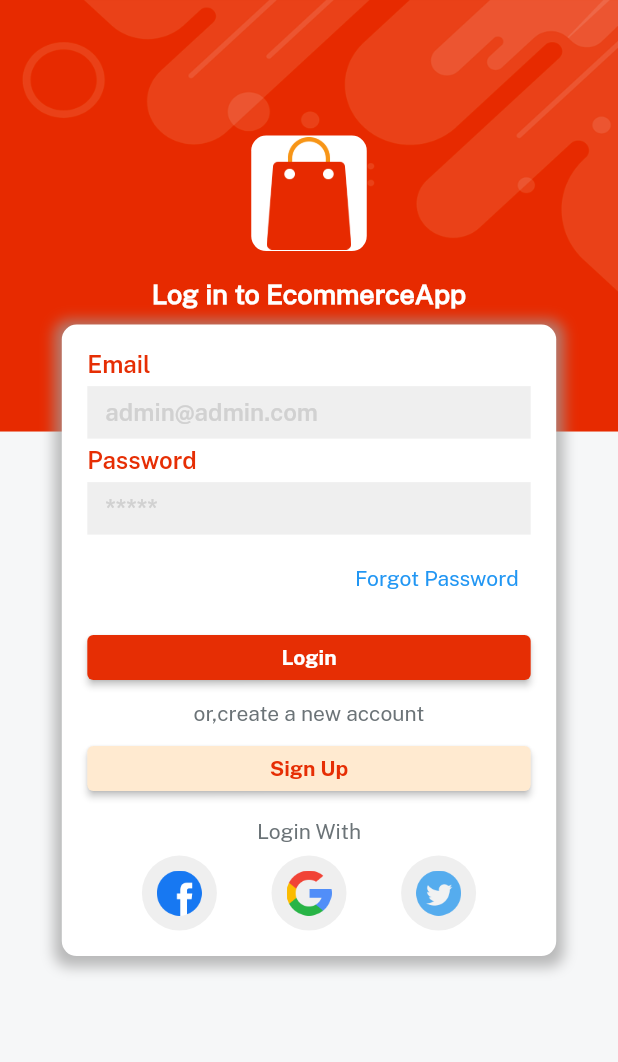
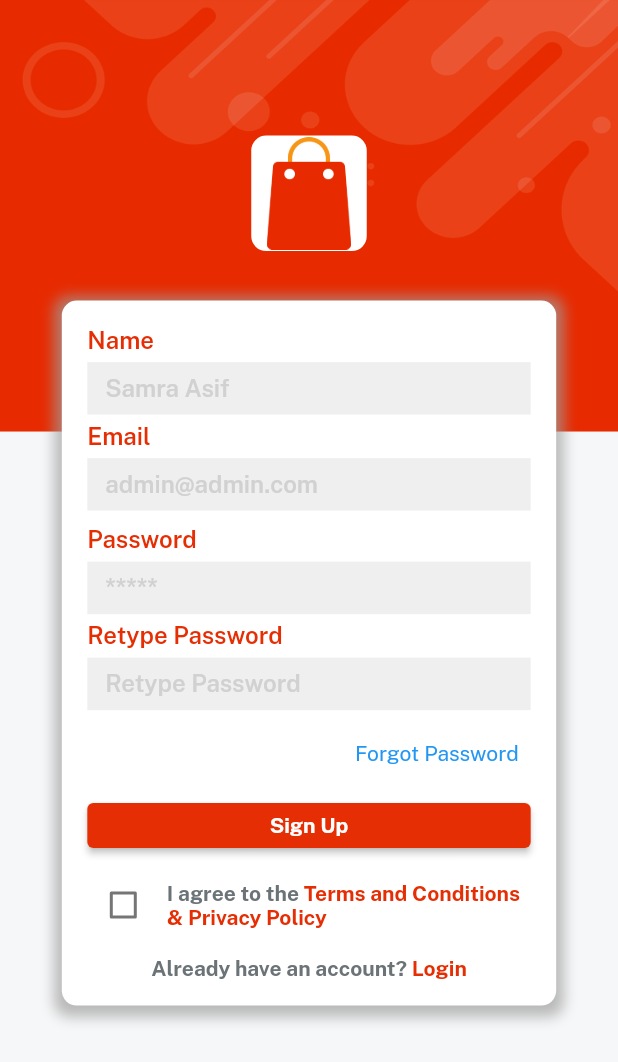
Before and after one commit to samraasif834/Eccommerce_App_With_Getx-Firebase, a Flutter app: the screen it shows after launch, after a tap on "Sign Up", on a phone screen of 412 x 824 dp. Shown: the top 1062 px of the screen. Run offline on Flutter 3.47's test engine with Material 2 defaults, Android fonts, the phone set to English and light mode, and no system bars; our stand-ins replace get.

Commit message:
signupscreen complete

```diff
--- a/lib/constants/strings.dart
+++ b/lib/constants/strings.dart
@@ -5,8 +5,15 @@ const email = "Email";
 const emailHint = "admin@admin.com";
 const password = "Password";
 const passwordHint = "*****";
+const retypePassowrd = "Retype Password";
+const name = "Name";
+const nameHint = "Samra Asif";
 const forgotPassword = "Forgot Password";
-const login = "Login";
+const login = " Login";
 const signup = "Sign Up";
 const createNewAccount = "or,create a new account";
 const loginWith = "Login With";
+const resgisterWithPhoneNumber="or,register with phone number";
+const privacyPolicy = "Privacy Policy";
+const termsAndConditions = "Terms and Conditions";
+const alreadyHaveAnAccount = "Already have an account?";
--- a/lib/views/auth_screen/login_screen.dart
+++ b/lib/views/auth_screen/login_screen.dart
@@ -1,9 +1,11 @@
 import 'package:ecommerceappfirebase/constants/consts.dart';
 import 'package:ecommerceappfirebase/constants/lists.dart';
+import 'package:ecommerceappfirebase/views/auth_screen/signup_screen.dart';
 import 'package:ecommerceappfirebase/widgets_common/applogo_widget.dart';
 import 'package:ecommerceappfirebase/widgets_common/bg_widget.dart';
 import 'package:ecommerceappfirebase/widgets_common/custome_textfield.dart';
 import 'package:ecommerceappfirebase/widgets_common/our_button.dart';
+import 'package:get/get.dart';
 
 class LoginScreen extends StatelessWidget {
   const LoginScreen({super.key});
@@ -15,6 +17,7 @@ class LoginScreen extends StatelessWidget {
 
     return bgWidget(
         child: Scaffold(
+      resizeToAvoidBottomInset: false,
       body: Center(
         child: Column(children: [
           SizedBox(height: height * 0.1),
@@ -26,21 +29,16 @@ class LoginScreen extends StatelessWidget {
                 fontSize: 18,
                 fontWeight: FontWeight.bold,
               )),
-          const SizedBox(height: 10),
+          const SizedBox(height: 15),
           Container(
-
-
             width: width * 0.4,
-
-
-
             decoration: BoxDecoration(
-              boxShadow: [
+                boxShadow: [
                   BoxShadow(
                     color: Colors.grey.withOpacity(0.7), //color of shadow
                     spreadRadius: 5, //spread radius
                     blurRadius: 7, // blur radius
-                    offset: Offset(0, 2), // changes position of shadow
+                    offset: const Offset(0, 2), // changes position of shadow
                     //first paramerter of offset is left-right
                     //second parameter is top to down
                   ),
@@ -49,7 +47,6 @@ class LoginScreen extends StatelessWidget {
                 color: whiteColor,
                 border: Border.all(color: Colors.transparent),
                 borderRadius: const BorderRadius.all(Radius.circular(10))),
-
             child: Padding(
               padding: const EdgeInsets.all(16),
               child: Column(
@@ -60,10 +57,10 @@ class LoginScreen extends StatelessWidget {
                       alignment: Alignment.centerRight,
                       child: TextButton(
                           onPressed: () {},
-                          child: Text(
+                          child: const Text(
                             forgotPassword,
                           ))),
-                  SizedBox(
+                  const SizedBox(
                     height: 5,
                   ),
                   ourButton(
@@ -71,34 +68,44 @@ class LoginScreen extends StatelessWidget {
                       onPressed: () {},
                       color: redColor,
                       textcolor: whiteColor),
-                  SizedBox(
+                  const SizedBox(
                     height: 5,
                   ),
-                  Text(
+                  const Text(
                     createNewAccount,
                     style: TextStyle(color: fontGrey),
                   ),
-                  SizedBox(
+                  const SizedBox(
                     height: 5,
                   ),
                   ourButton(
                       name: signup,
-                      onPressed: () {},
+                      onPressed: () {
+                        Get.to(() => const SignupScreen());
+                      },
                       color: lightgolden,
                       textcolor: redColor),
-                  SizedBox(height: 10,),
-                  Text(loginWith,style: TextStyle(color: fontGrey),),
-                  SizedBox(height: 8,),
+                  const SizedBox(
+                    height: 10,
+                  ),
+                  const Text(
+                    loginWith,
+                    style: TextStyle(color: fontGrey),
+                  ),
+                  const SizedBox(
+                    height: 8,
+                  ),
                   Row(
                     crossAxisAlignment: CrossAxisAlignment.center,
                     mainAxisAlignment: MainAxisAlignment.spaceEvenly,
-                    children:
-                      List.generate(3, (index) => CircleAvatar(
-                        backgroundColor: lightGrey,
-                        radius: 25,
-                        child: Image.asset(socialIconList[index],width: 30),
-                      ))
-                    ,
+                    children: List.generate(
+                        3,
+                        (index) => CircleAvatar(
+                              backgroundColor: lightGrey,
+                              radius: 25,
+                              child:
+                                  Image.asset(socialIconList[index], width: 30),
+                            )),
                   ),
                 ],
               ),
--- /dev/null
+++ b/lib/views/auth_screen/signup_screen.dart
@@ -0,0 +1,147 @@
+import 'package:ecommerceappfirebase/constants/consts.dart';
+import 'package:ecommerceappfirebase/widgets_common/applogo_widget.dart';
+import 'package:get/get.dart';
+
+import '../../constants/lists.dart';
+import '../../widgets_common/bg_widget.dart';
+import '../../widgets_common/custome_textfield.dart';
+import '../../widgets_common/our_button.dart';
+
+class SignupScreen extends StatefulWidget {
+  const SignupScreen({super.key});
+
+  @override
+  State<SignupScreen> createState() => _SignupScreenState();
+}
+
+class _SignupScreenState extends State<SignupScreen> {
+  @override
+  Widget build(BuildContext context) {
+     var height = MediaQuery.of(context).size.height;
+    var width = MediaQuery.of(context).size.height;
+
+    return bgWidget(
+        child: Scaffold(
+      resizeToAvoidBottomInset: false,
+      body: Center(
+        child: Column(children: [
+          SizedBox(height: height * 0.1),
+          applogo_widget(),
+          const SizedBox(height: 10),
+
+          const SizedBox(height: 15),
+          Container(
+            width: width * 0.4,
+            decoration: BoxDecoration(
+                boxShadow: [
+                  BoxShadow(
+                    color: Colors.grey.withOpacity(0.7), //color of shadow
+                    spreadRadius: 5, //spread radius
+                    blurRadius: 7, // blur radius
+                    offset: const Offset(0, 2), // changes position of shadow
+                    //first paramerter of offset is left-right
+                    //second parameter is top to down
+                  ),
+                  //you can set more BoxShadow() here
+                ],
+                color: whiteColor,
+                border: Border.all(color: Colors.transparent),
+                borderRadius: const BorderRadius.all(Radius.circular(10))),
+            child: Padding(
+              padding: const EdgeInsets.all(16),
+              child: Column(
+                children: [
+                  customTextField(title: name, hintText: nameHint),
+                  customTextField(title: email, hintText: emailHint),
+                  // Align(
+                  //     alignment: Alignment.centerRight,
+                  //     child: TextButton(
+                  //         onPressed: () {},
+                  //         child: const Text(
+                  //           resgisterWithPhoneNumber,
+                  //         ))),
+                  const SizedBox(
+                    height: 5,
+                  ),
+                   customTextField(title: password, hintText: passwordHint),
+                    customTextField(title: retypePassowrd, hintText: retypePassowrd),
+                      Align(
+                      alignment: Alignment.centerRight,
+                      child: TextButton(
+                          onPressed: () {},
+                          child: const Text(
+                            forgotPassword,
+                          ))),
+                  ourButton(
+                      name: signup,
+                      onPressed: () {},
+                      color: redColor,
+                      textcolor: whiteColor),
+                  const SizedBox(
+                    height: 5,
+                  ),
+
+                Row(
+                  children: [
+                   Checkbox(
+                    checkColor: redColor,
+                    value: false, onChanged: (newValue){}),
+                    SizedBox(width: 5,),
+                     Expanded(
+                       child: RichText(
+                            text: TextSpan(children: [
+                          TextSpan(
+                              text: "I agree to the ",
+                              style:
+                                  TextStyle(color: fontGrey, fontFamily: bold)),
+                          TextSpan(
+                              text: termsAndConditions,
+                              style:
+                                  TextStyle(color: redColor, fontFamily: bold)),
+                        TextSpan(
+                                text: " & $privacyPolicy",
+                                style: TextStyle(
+                                    color: redColor, fontFamily: bold)),
+                        ]),
+
+                        ),
+                     )
+                  ],
+                ),
+
+                SizedBox(height: 10,),
+                GestureDetector(
+                  onTap: (){
+                    Get.back();
+                  },
+                  child: RichText(text: TextSpan(
+                    children: [
+                      TextSpan(
+                        text: alreadyHaveAnAccount,
+
+                        style: TextStyle(fontFamily: bold,
+                            color: fontGrey,
+                          )
+                      ),
+                       TextSpan(
+                          text: login,
+                          style: TextStyle(
+                            fontFamily: bold,
+                            color: redColor,
+                          ))
+                    ]
+                  )),
+                )
+
+                // SizedBox(width: 10,),
+
+
+                ],
+              ),
+            ),
+          ),
+        ]),
+      ),
+    ));
+  }
+}
--- a/lib/widgets_common/our_button.dart
+++ b/lib/widgets_common/our_button.dart
@@ -5,16 +5,11 @@ Widget ourButton({String? name, VoidCallback? onPressed,color ,textcolor}) {
     style: ButtonStyle(
      minimumSize: MaterialStateProperty.all(Size(300, 30)),
       backgroundColor: MaterialStateProperty.all(color),
-      // shape: MaterialStateProperty.all<RoundedRectangleBorder>(
-      //   RoundedRectangleBorder(
-      //     borderRadius: BorderRadius.circular(10.0),
-      //   ),
-      // ),
     ),
 
-      onPressed: () {
-        onPressed!();
-      },
+      onPressed:
+       onPressed,
+
       child: Text(name!,style: TextStyle(
         color: textcolor,
         fontFamily: bold,
```
